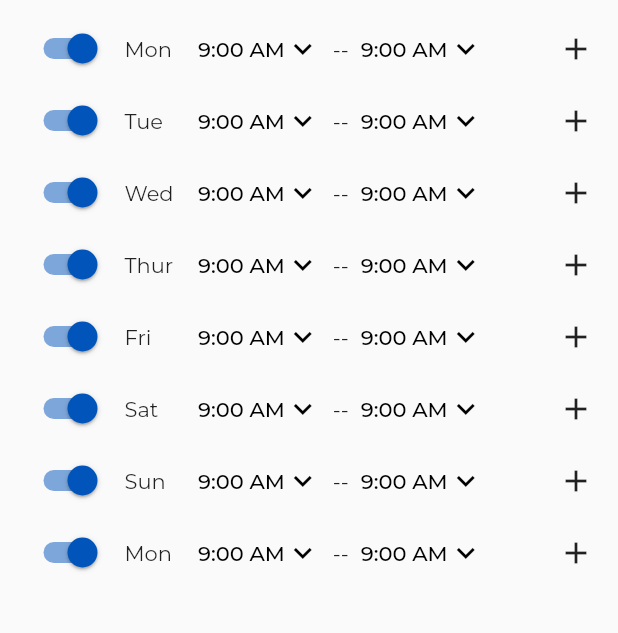
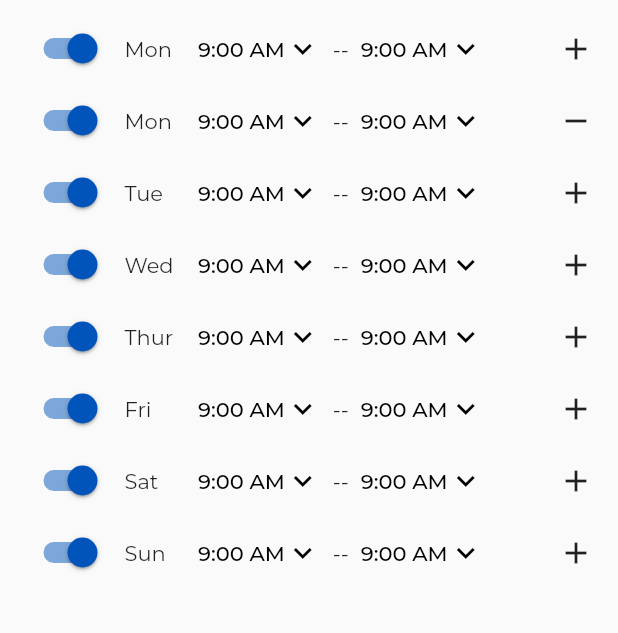
Before and after one commit to MyDaktari/MyDaktari-Mobile-App, a Flutter app: the ScheduleScreen screen opened by its route, after a tap on the "add" icon, on a phone screen of 412 x 824 dp. Shown: the part 397-1030 px from the top of the screen. Run offline on Flutter 3.47's test engine with Material 2 defaults, Android fonts, the phone set to English and light mode, and no system bars; our stand-ins replace bloc, calendar_date_picker2, date_field, dotted_border, equatable, file_picker and 4 more; missing offline and left inert: flutter_phone_direct_caller; accounts and stored records are empty; project files that could hold a hidden picture were left out.

Commit message:
fixed the two day appointment issue

```diff
--- a/lib/logic/cubit/doctor_schedules/doctor_schedule.dart
+++ b/lib/logic/cubit/doctor_schedules/doctor_schedule.dart
@@ -1,3 +1,4 @@
+import 'package:flutter/material.dart';
 import 'package:flutter_bloc/flutter_bloc.dart';
 
 import '../../../presentations/doctor_side/schedule/models/dayschedule.dart';
@@ -6,23 +7,22 @@ class ScheduleCubit extends Cubit<List<DaySchedule>> {
   ScheduleCubit(List<DaySchedule> initialSchedules) : super(initialSchedules);
 
   void addSchedule(DaySchedule schedule) {
-    state.add(schedule);
+    state.add(schedule.copyWith(id: UniqueKey().toString()));
     emit(List.from(state));
   }
 
   void removeSchedule(DaySchedule schedule) {
-    state.remove(schedule);
+    state.removeWhere((s) => s.id == schedule.id);
     emit(List.from(state));
   }
 
   void updateSchedule(DaySchedule schedule) {
-    final index = state.indexWhere((s) => s.day == schedule.day);
+    final index = state.indexWhere((s) => s.id == schedule.id);
     if (index != -1) {
       final updatedSchedule = state[index].copyWith(
         startTime: schedule.startTime,
         endTime: schedule.endTime,
         isEnabled: schedule.isEnabled,
-        day: schedule.day,
       );
       state[index] = updatedSchedule;
       emit(List.from(state));
--- a/lib/main.dart
+++ b/lib/main.dart
@@ -160,6 +160,7 @@ class MyApp extends StatelessWidget {
           BlocProvider<ScheduleCubit>(
             create: (context) => ScheduleCubit(daysOfWeek.map((day) {
               return DaySchedule(
+                id: '${day}-${timeIntervals.first}-${timeIntervals.first}',
                   day: day,
                   isEnabled: true,
                   startTime: timeIntervals.first,
--- a/lib/presentations/doctor_side/schedule/models/dayschedule.dart
+++ b/lib/presentations/doctor_side/schedule/models/dayschedule.dart
@@ -1,4 +1,7 @@
+
+
 class DaySchedule {
+  String id;
   final String day;
   bool isEnabled;
   String startTime;
@@ -9,6 +12,7 @@ class DaySchedule {
     required this.isEnabled,
     required this.startTime,
     required this.endTime,
+    required this.id
   });
 
   DaySchedule copyWith({
@@ -16,8 +20,10 @@ class DaySchedule {
     bool? isEnabled,
     String? startTime,
     String? endTime,
+    String? id
   }) {
     return DaySchedule(
+      id: id ?? this.id,
       day: day ?? this.day,
       isEnabled: isEnabled ?? this.isEnabled,
       startTime: startTime ?? this.startTime,
--- a/lib/presentations/doctor_side/schedule/schedule_screen.dart
+++ b/lib/presentations/doctor_side/schedule/schedule_screen.dart
@@ -34,6 +34,7 @@ class _ScheduleScreenState extends State<ScheduleScreen> {
     // Initialize the schedules with default values
     final initialSchedules = daysOfWeek.map((day) {
       return DaySchedule(
+        id: '${day}-${timeIntervals.first}-${timeIntervals.first}',
         day: day,
         isEnabled: true,
         startTime: timeIntervals.first,
@@ -124,7 +125,7 @@ class _ScheduleScreenState extends State<ScheduleScreen> {
                     const Text("Working Hours",
                         style: TextStyle(fontWeight: FontWeight.bold)),
                     const SizedBox(height: 20),
-                    SingleChildScrollView(child: const ScheduleRow())
+                    SingleChildScrollView(child:  ScheduleRow())
                   ],
                 ),
                 const SizedBox(height: 30),
--- a/lib/presentations/doctor_side/schedule/widgets/schedule_item.dart
+++ b/lib/presentations/doctor_side/schedule/widgets/schedule_item.dart
@@ -10,11 +10,12 @@ import '../models/dayschedule.dart';
 class ScheduleItemWidget extends StatelessWidget {
   final DaySchedule schedule;
   final List<String> timeIntervals;
+  final bool isDuplicate;
 
-  const ScheduleItemWidget({
-    required this.schedule,
+  const ScheduleItemWidget(
+      {required this.schedule,
       required this.timeIntervals,
-  });
+      this.isDuplicate = false});
 
   @override
   Widget build(BuildContext context) {
@@ -77,7 +78,16 @@ class ScheduleItemWidget extends StatelessWidget {
               child: Expanded(
                 child: Align(
                   alignment: Alignment.centerRight,
-                  child: InkWell(
+                  child: isDuplicate
+                      ? InkWell(
+                          onTap: () {
+                            // Add button pressed
+                            BlocProvider.of<ScheduleCubit>(context)
+                                .removeSchedule(schedule);
+                          },
+                          child: const Icon(Icons.remove),
+                        )
+                      : InkWell(
                           onTap: () {
                             // Add button pressed
                             BlocProvider.of<ScheduleCubit>(context)
--- a/lib/presentations/doctor_side/schedule/widgets/schedule_screen_body.dart
+++ b/lib/presentations/doctor_side/schedule/widgets/schedule_screen_body.dart
@@ -77,7 +77,7 @@ class _ScheduleTimesState extends State<ScheduleTimes> {
           style: TextStyle(fontWeight: FontWeight.bold),
         ),
         const SizedBox(height: 20),
-        const ScheduleRow()
+         ScheduleRow()
       ],
     );
   }
--- a/lib/presentations/doctor_side/schedule/widgets/working_hours.dart
+++ b/lib/presentations/doctor_side/schedule/widgets/working_hours.dart
@@ -7,35 +7,22 @@ import '../../../../constants/constants.dart';
 import '../../../../logic/cubit/doctor_schedules/doctor_schedule.dart';
 
 class ScheduleRow extends StatefulWidget {
-  const ScheduleRow({Key? key}) : super(key: key);
+  ScheduleRow({Key? key}) : super(key: key);
 
   @override
-  _ScheduleRowState createState() => _ScheduleRowState();
+  State<ScheduleRow> createState() => _ScheduleRowState();
 }
 
 class _ScheduleRowState extends State<ScheduleRow> {
-  late final ScheduleCubit scheduleCubit;
-
-  @override
-  void dispose() {
-    scheduleCubit.close();
-    super.dispose();
-  }
-
-  @override
-  void initState() {
-    super.initState();
-    // Initialize the schedules with default values
-    final initialSchedules = daysOfWeek.map((day) {
+  final ScheduleCubit scheduleCubit = ScheduleCubit(daysOfWeek.map((day) {
     return DaySchedule(
+      id: '${day}-${timeIntervals.first}-${timeIntervals.first}',
       day: day,
       isEnabled: true,
       startTime: timeIntervals.first,
       endTime: timeIntervals.first,
     );
-    }).toList();
-    scheduleCubit = ScheduleCubit(initialSchedules);
-  }
+  }).toList());
 
   @override
   Widget build(BuildContext context) {
@@ -46,11 +33,44 @@ class _ScheduleRowState extends State<ScheduleRow> {
           BlocBuilder<ScheduleCubit, List<DaySchedule>>(
             builder: (context, schedules) {
               schedulesConstant = schedules;
+              final Map<String, int> dayPriority = {
+                'Mon': 1,
+                'Tue': 2,
+                'Wed': 3,
+                'Thur': 4,
+                'Fri': 5,
+                'Sat': 6,
+                'Sun': 7,
+              };
+
+              schedules.sort((a, b) {
+                // Compare the days using the priority map table
+                int dayComparison =
+                    dayPriority[a.day]!.compareTo(dayPriority[b.day]!);
+                if (dayComparison != 0) {
+                  return dayComparison;
+                }
+
+                // If the days are equal, compare the start times
+                int startTimeComparison = a.startTime.compareTo(b.startTime);
+                if (startTimeComparison != 0) {
+                  return startTimeComparison;
+                }
+
+                // If the start times are also equal, compare the end times
+                return a.endTime.compareTo(b.endTime);
+              });
+
               return Column(
                 children: [
-                  for (final schedule in schedules)
+                  for (int i = 0; i < schedules.length; i++)
                     ScheduleItemWidget(
-                        schedule: schedule, timeIntervals: timeIntervals),
+                      schedule: schedules[i],
+                      timeIntervals: timeIntervals,
+
+                      isDuplicate:
+                          i > 0 && schedules[i].day == schedules[i - 1].day,
+                    ),
                 ],
               );
             },
```
Lines whose indentation alone changed are shown as unchanged.
